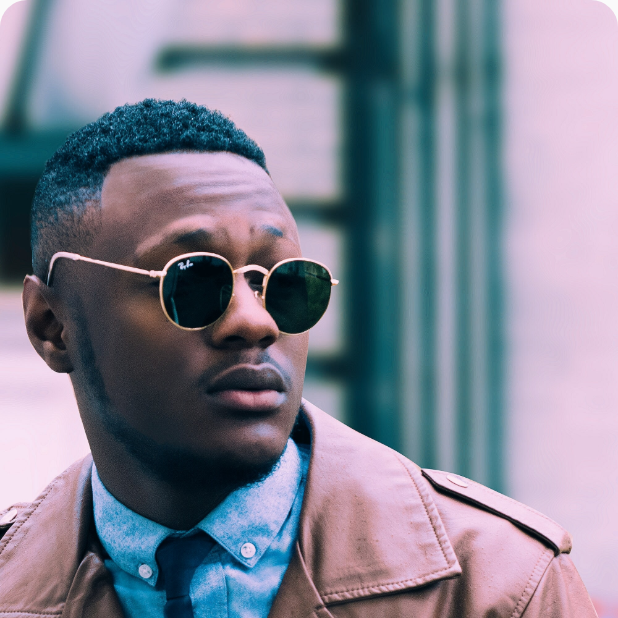
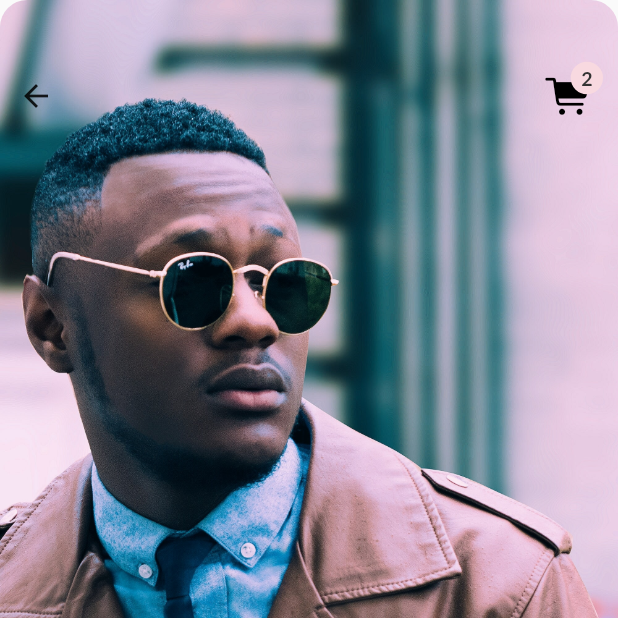
Before and after one commit to HemlockBane/purrweb-ecommerce-ui, a Flutter app: the ProductDetailScreen screen opened directly with sample values from the repository, on a phone screen of 412 x 824 dp, the top half of it. Run offline on Flutter 3.47's test engine with Material 2 defaults, Android fonts, the phone set to English and light mode, and no system bars; our stand-ins replace google_fonts.

Commit message:
Added appbar to product details

```diff
--- a/lib/main.dart
+++ b/lib/main.dart
@@ -687,8 +687,7 @@ class ProductDetailScreen extends StatefulWidget {
 class _ProductDetailScreenState extends State<ProductDetailScreen> {
   @override
   Widget build(BuildContext context) {
-    return SafeArea(
-      child: Scaffold(
+    return Scaffold(
       body: Stack(
         children: [
           Center(
@@ -707,9 +706,65 @@ class _ProductDetailScreenState extends State<ProductDetailScreen> {
               ),
             ),
           ),
+          Align(
+            alignment: Alignment.topCenter,
+            child: Column(
+              children: [
+                SizedBox(
+                  height: 40,
+                ),
+                Row(
+                  mainAxisAlignment: MainAxisAlignment.spaceBetween,
+                  children: [
+                    IconButton(
+                      icon: Icon(Icons.arrow_back),
+                      onPressed: () {
+                        Navigator.pop(context);
+                      },
+                    ),
+                    Stack(
+                      fit: StackFit.loose,
+                      alignment: Alignment.topRight,
+                      children: [
+                        Container(
+                          margin: EdgeInsets.only(right: 10),
+                          child: IconButton(
+                            icon: Icon(
+                              CupertinoIcons.cart_fill,
+                              size: 30,
+                              color: Colors.black,
+                            ),
+                            onPressed: () {},
+                          ),
+                        ),
+                        Positioned(
+                          right: 10,
+                          top: -3,
+                          child: Container(
+                            padding: EdgeInsets.symmetric(
+                              horizontal: 7,
+                              vertical: 7,
+                            ),
+                            decoration: BoxDecoration(
+                              color: AppTheme.pink,
+                              shape: BoxShape.circle,
+                            ),
+                            child: Text(
+                              '2',
+                              style: textStyle(context,
+                                  fontSize: 13, fontWeight: FontWeight.bold),
+                            ),
+                          ),
+                        )
+                      ],
+                    )
+                  ],
+                )
+              ],
+            ),
+          ),
           DetailsBottomSheet()
         ],
-        ),
       ),
     );
   }
```
Lines whose indentation alone changed are shown as unchanged.
